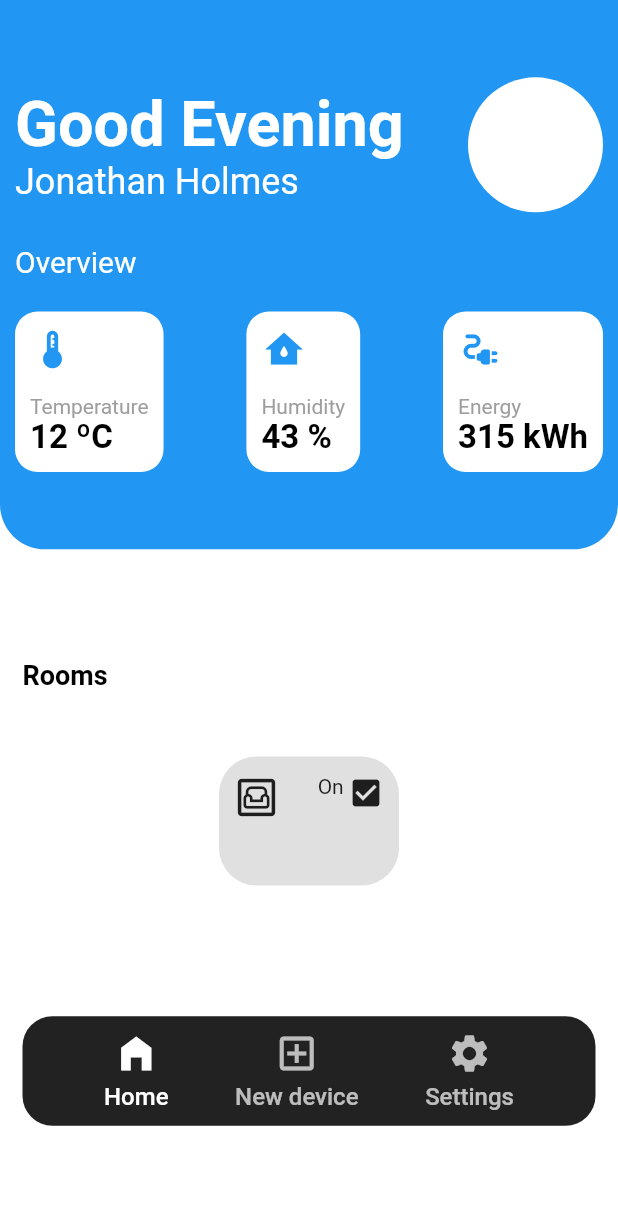
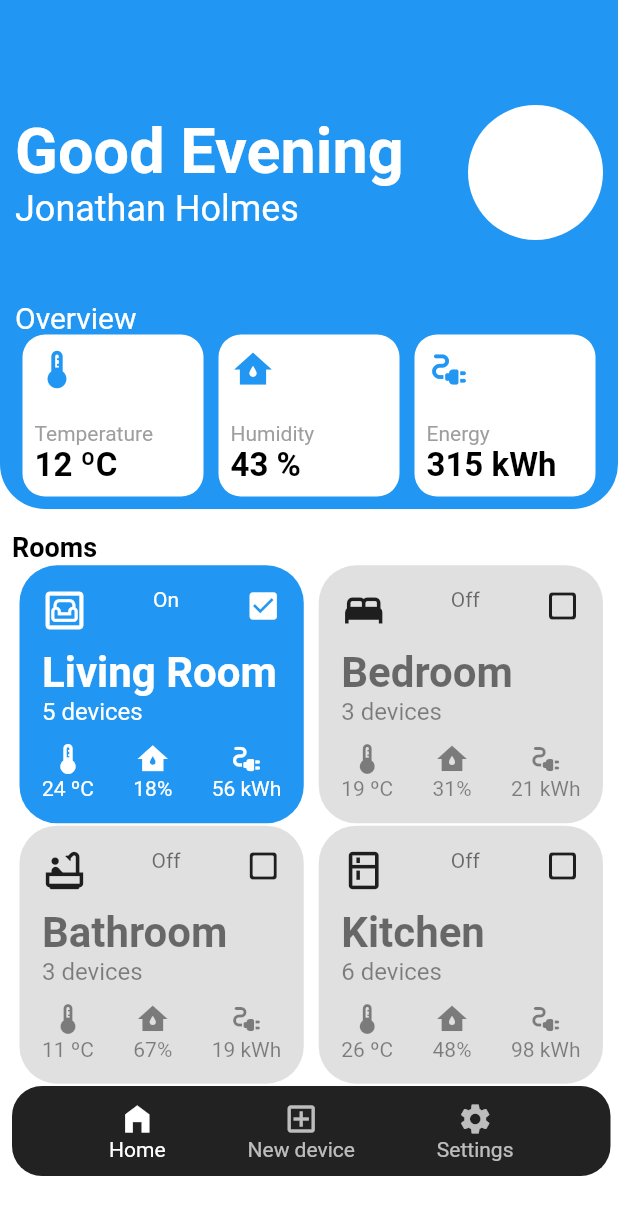
Before and after one commit to KuronoaScarlet/Flutter-Application, a Flutter app: the screen it shows after launch, on a phone screen of 412 x 824 dp. Shown: the top 1215 px of the screen. Run offline on Flutter 3.47's test engine with Material 2 defaults, Android fonts, the light colour scheme and no system bars.

Commit message:
Finished v0.8
- Menos roundness en las cajas en general.
- BoolText de las midboxes mal alineado.
- Comenzar a perfeccionarlo

```diff
--- a/pardocarboignasi/lib/main.dart
+++ b/pardocarboignasi/lib/main.dart
@@ -20,13 +20,29 @@ class MyApp extends StatelessWidget {
             mainAxisSize: MainAxisSize.min,
             children: [
               TopContainer(),
-              Expanded(
+              BottomContainer(),
+            ],
+          ),
+        ),
+      ),
+    );
+  }
+}
+
+class BottomContainer extends StatelessWidget {
+  const BottomContainer({
+    Key? key,
+  }) : super(key: key);
+
+  @override
+  Widget build(BuildContext context) {
+    return Expanded(
       flex: 10,
       child: Container(
-                  padding: EdgeInsets.symmetric(horizontal: 15, vertical: 30),
+        padding: EdgeInsets.fromLTRB(8, 15, 5, 40),
         child: Column(
           crossAxisAlignment: CrossAxisAlignment.start,
-                    mainAxisAlignment: MainAxisAlignment.spaceEvenly,
+          mainAxisAlignment: MainAxisAlignment.spaceBetween,
           mainAxisSize: MainAxisSize.max,
           children: [
             Text(
@@ -41,52 +57,60 @@ class MyApp extends StatelessWidget {
               crossAxisAlignment: CrossAxisAlignment.start,
               mainAxisSize: MainAxisSize.max,
               children: [
-                          Container(
-                            padding: EdgeInsets.symmetric(
-                              horizontal: 10,
-                              vertical: 12,
+                InfoMidBox(
+                  roomIcon: Icons.living_outlined,
+                  boolText: "On",
+                  checkBox: Icons.check_box,
+                  roomName: "Living Room",
+                  devicesValue: "5 devices",
+                  tempValue: "24 ºC",
+                  humValue: "18%",
+                  enerValue: "56 kWh",
+                  boxColor: Colors.blue[500],
+                  topTextColor: Colors.white,
+                  topIconColor: Colors.white,
+                  botTextColor: Colors.white,
+                  botIconColor: Colors.white,
                 ),
-                            width: 120,
-                            decoration: BoxDecoration(
-                              color: Colors.black12,
-                              borderRadius: BorderRadius.all(
-                                Radius.circular(25),
-                              ),
-                            ),
-                            child: Column(
-                              mainAxisAlignment: MainAxisAlignment.spaceEvenly,
-                              mainAxisSize: MainAxisSize.min,
-                              crossAxisAlignment: CrossAxisAlignment.start,
-                              children: [
-                                Row(
-                                  mainAxisAlignment:
-                                      MainAxisAlignment.spaceBetween,
-                                  crossAxisAlignment: CrossAxisAlignment.start,
-                                  mainAxisSize: MainAxisSize.max,
-                                  children: const [
-                                    Icon(
-                                      Icons.living_outlined,
-                                      size: 30,
-                                    ),
-                                    SizedBox(
-                                      width: 20,
-                                    ),
-                                    Text(
-                                      "On",
-                                      style: TextStyle(fontSize: 14),
-                                    ),
-                                    Icon(Icons.check_box),
-                                  ],
-                                ),
-                                Text(""),
-                                Text(""),
-                                Row(),
-                              ],
-                            ),
+                InfoMidBox(
+                  roomIcon: Icons.bed,
+                  boolText: "Off",
+                  checkBox: Icons.check_box_outline_blank_rounded,
+                  roomName: "Bedroom",
+                  devicesValue: "3 devices",
+                  tempValue: "19 ºC",
+                  humValue: "31%",
+                  enerValue: "21 kWh",
                 )
               ],
             ),
-                      Row(),
+            Row(
+              mainAxisAlignment: MainAxisAlignment.spaceEvenly,
+              crossAxisAlignment: CrossAxisAlignment.start,
+              mainAxisSize: MainAxisSize.max,
+              children: [
+                InfoMidBox(
+                  roomIcon: Icons.bathtub_outlined,
+                  boolText: "Off",
+                  checkBox: Icons.check_box_outline_blank_rounded,
+                  roomName: "Bathroom",
+                  devicesValue: "3 devices",
+                  tempValue: "11 ºC",
+                  humValue: "67%",
+                  enerValue: "19 kWh",
+                ),
+                InfoMidBox(
+                  roomIcon: Icons.kitchen_outlined,
+                  boolText: "Off",
+                  checkBox: Icons.check_box_outline_blank_rounded,
+                  roomName: "Kitchen",
+                  devicesValue: "6 devices",
+                  tempValue: "26 ºC",
+                  humValue: "48%",
+                  enerValue: "98 kWh",
+                )
+              ],
+            ),
             Container(
               padding: EdgeInsets.all(10),
               decoration: BoxDecoration(
@@ -99,18 +123,20 @@ class MyApp extends StatelessWidget {
                 mainAxisAlignment: MainAxisAlignment.spaceEvenly,
                 mainAxisSize: MainAxisSize.max,
                 children: const [
-                            MenuIcons(
-                              concept: "Home",
+                  Draw(
+                    value: "Home",
                     icon: Icons.home_filled,
                     color: Colors.white,
                   ),
-                            MenuIcons(
-                              concept: "New device",
+                  Draw(
+                    value: "New device",
                     icon: Icons.add_box_outlined,
+                    color: Colors.white70,
                   ),
-                            MenuIcons(
-                              concept: "Settings",
+                  Draw(
+                    value: "Settings",
                     icon: Icons.settings,
+                    color: Colors.white70,
                   ),
                 ],
               ),
@@ -118,50 +144,189 @@ class MyApp extends StatelessWidget {
           ],
         ),
       ),
+    );
+  }
+}
+
+class InfoMidBox extends StatelessWidget {
+  final IconData roomIcon;
+  final String boolText;
+  final IconData checkBox;
+  final String roomName;
+  final String devicesValue;
+  final String tempValue;
+  final String humValue;
+  final String enerValue;
+  final Color? boxColor;
+  final Color? topIconColor;
+  final Color? botIconColor;
+  final Color? topTextColor;
+  final Color? botTextColor;
+
+  const InfoMidBox({
+    required this.roomIcon,
+    required this.boolText,
+    required this.checkBox,
+    required this.roomName,
+    required this.devicesValue,
+    required this.tempValue,
+    required this.humValue,
+    required this.enerValue,
+    this.boxColor = Colors.black12,
+    this.topIconColor = Colors.black87,
+    this.botIconColor = Colors.black45,
+    this.topTextColor = Colors.black54,
+    this.botTextColor = Colors.black45,
+    Key? key,
+  }) : super(key: key);
+
+  @override
+  Widget build(BuildContext context) {
+    return Expanded(
+      child: Container(
+        padding: EdgeInsets.symmetric(
+          horizontal: 15,
+          vertical: 15,
+        ),
+        margin: EdgeInsets.symmetric(horizontal: 5),
+        width: 120,
+        decoration: BoxDecoration(
+          color: boxColor,
+          borderRadius: BorderRadius.all(
+            Radius.circular(25),
+          ),
+        ),
+        child: Column(
+          mainAxisAlignment: MainAxisAlignment.spaceEvenly,
+          mainAxisSize: MainAxisSize.min,
+          crossAxisAlignment: CrossAxisAlignment.start,
+          children: [
+            Row(
+              mainAxisAlignment: MainAxisAlignment.spaceBetween,
+              crossAxisAlignment: CrossAxisAlignment.start,
+              mainAxisSize: MainAxisSize.max,
+              children: [
+                Icon(
+                  roomIcon,
+                  size: 30,
+                  color: topIconColor,
+                ),
+                Text(
+                  boolText,
+                  style: TextStyle(
+                    fontSize: 14,
+                    color: topTextColor,
+                  ),
+                ),
+                Icon(
+                  checkBox,
+                  color: topIconColor,
                 ),
               ],
             ),
+            SizedBox(
+              height: 10,
+            ),
+            Text(
+              roomName,
+              style: TextStyle(
+                color: topTextColor,
+                fontSize: 28,
+                fontWeight: FontWeight.w600,
+              ),
+            ),
+            Text(
+              devicesValue,
+              style: TextStyle(
+                color: botTextColor,
+                fontSize: 16,
+                fontWeight: FontWeight.w400,
+              ),
+            ),
+            SizedBox(
+              height: 10,
+            ),
+            InfoIcons(
+              temperature: tempValue,
+              humidity: humValue,
+              energy: enerValue,
+              color: botIconColor,
+            ),
+          ],
         ),
       ),
     );
   }
 }
 
-class MenuIcons extends StatelessWidget {
-  final String concept;
-  final IconData icon;
+class InfoIcons extends StatelessWidget {
+  final String temperature;
+  final String humidity;
+  final String energy;
   final Color? color;
-  const MenuIcons({
+  const InfoIcons({
+    required this.temperature,
+    required this.humidity,
+    required this.energy,
+    this.color = Colors.black45,
     Key? key,
-    required this.concept,
-    required this.icon,
-    this.color = Colors.white70,
   }) : super(key: key);
 
   @override
   Widget build(BuildContext context) {
-    return Column(
-      mainAxisAlignment: MainAxisAlignment.spaceEvenly,
-      mainAxisSize: MainAxisSize.min,
-      crossAxisAlignment: CrossAxisAlignment.center,
+    return Row(
+      mainAxisAlignment: MainAxisAlignment.spaceBetween,
+      crossAxisAlignment: CrossAxisAlignment.start,
+      children: [
+        Draw(
+          icon: Icons.device_thermostat_rounded,
+          value: temperature,
+          color: color,
+        ),
+        Draw(
+          icon: Icons.water_damage_sharp,
+          value: humidity,
+          color: color,
+        ),
+        Draw(
+          icon: Icons.electrical_services_rounded,
+          value: energy,
+          color: color,
+        ),
+      ],
+    );
+  }
+}
+
+class Draw extends StatelessWidget {
+  final IconData icon;
+  final String value;
+  final Color? color;
+
+  const Draw({
+    Key? key,
+    required this.icon,
+    required this.value,
+    this.color = Colors.black45,
+  }) : super(key: key);
+
+  @override
+  Widget build(BuildContext context) {
+    return Center(
+      child: Column(
         children: [
           Icon(
             icon,
-          size: 30,
             color: color,
           ),
-        SizedBox(
-          height: 4,
-        ),
           Text(
-          concept,
+            value,
             style: TextStyle(
-            fontSize: 16,
-            fontWeight: FontWeight.w500,
               color: color,
             ),
           ),
         ],
+      ),
     );
   }
 }
@@ -175,12 +340,12 @@ class TopContainer extends StatelessWidget {
     double hPadding = 10;
     double vPadding = 30;
     return Expanded(
-      flex: 8,
+      flex: 7,
       child: Container(
         padding: EdgeInsets.symmetric(horizontal: hPadding, vertical: vPadding),
         child: Column(
           crossAxisAlignment: CrossAxisAlignment.start,
-          mainAxisAlignment: MainAxisAlignment.spaceEvenly,
+          mainAxisAlignment: MainAxisAlignment.spaceBetween,
           mainAxisSize: MainAxisSize.min,
           children: [
             Row(
@@ -190,6 +355,9 @@ class TopContainer extends StatelessWidget {
                 Column(
                   crossAxisAlignment: CrossAxisAlignment.start,
                   children: const [
+                    SizedBox(
+                      height: 40,
+                    ),
                     Text(
                       "Good Evening",
                       style: TextStyle(
@@ -208,6 +376,7 @@ class TopContainer extends StatelessWidget {
                   ],
                 ),
                 Container(
+                  margin: EdgeInsets.only(top: 40),
                   width: 90,
                   height: 90,
                   decoration: BoxDecoration(
@@ -216,6 +385,9 @@ class TopContainer extends StatelessWidget {
                   ),
                 )
               ],
+            ),
+            SizedBox(
+              height: 40,
             ),
             Text(
               "Overview",
@@ -272,19 +444,17 @@ class InfoTopBox extends StatelessWidget {
 
   @override
   Widget build(BuildContext context) {
-    return Container(
-      padding: EdgeInsets.all(10),
+    return Expanded(
+      child: Container(
+        padding: EdgeInsets.all(8),
+        margin: EdgeInsets.symmetric(horizontal: 5),
         child: Column(
           crossAxisAlignment: CrossAxisAlignment.start,
           mainAxisAlignment: MainAxisAlignment.spaceEvenly,
           children: [
-          Row(
-            children: [
             Icon(icon, color: Colors.blue[500], size: 30),
-            ],
-          ),
             SizedBox(
-            height: 15,
+              height: 20,
             ),
             Text(
               concept,
@@ -309,6 +479,7 @@ class InfoTopBox extends StatelessWidget {
             Radius.circular(15),
           ),
         ),
+      ),
     );
   }
 }
```
Also changed, not shown: pardocarboignasi/pubspec.lock, 2 other files. Lines whose indentation alone changed are shown as unchanged.
